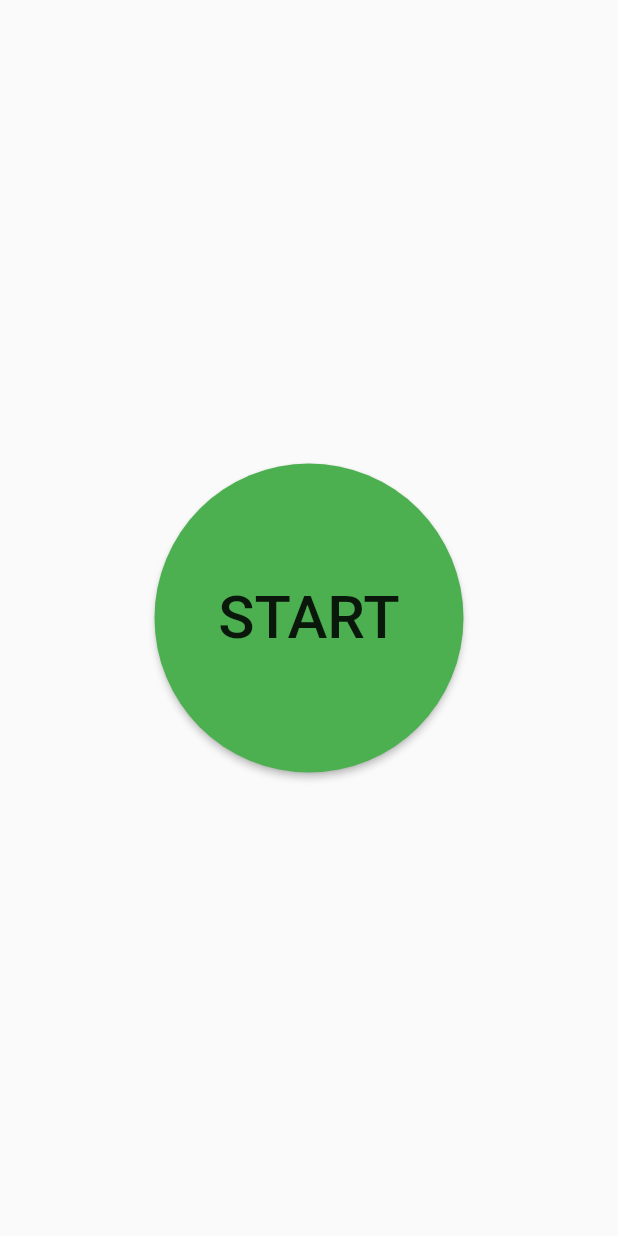
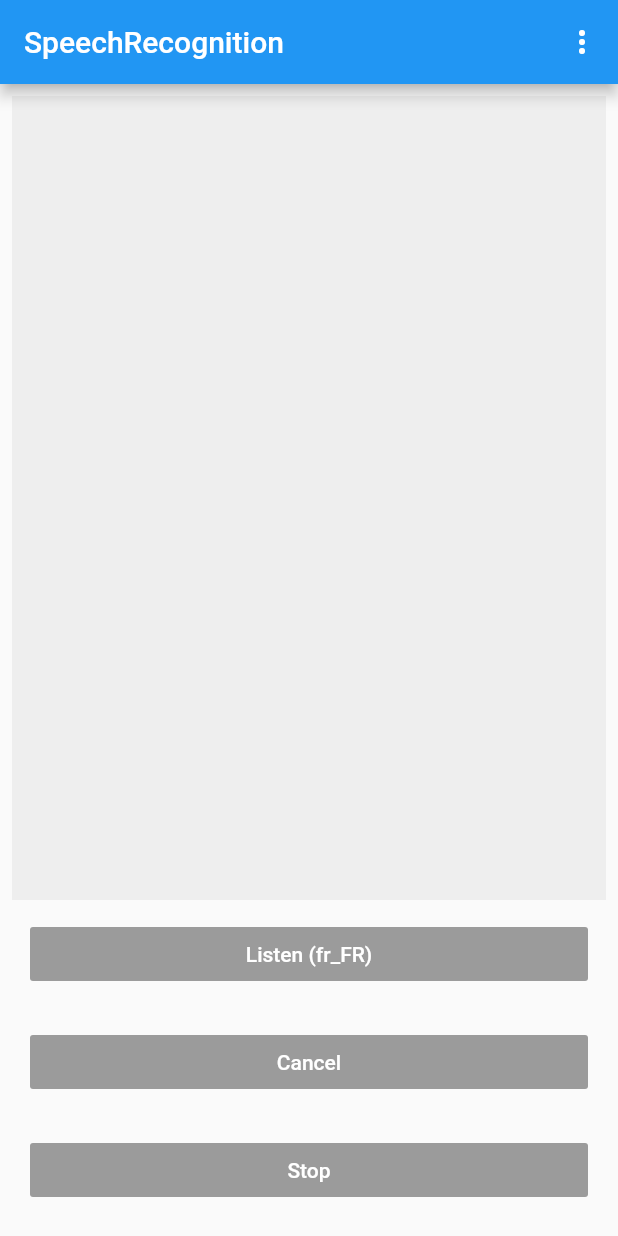
Before and after one commit to KatazzaHack/owl, a Flutter app: the screen it shows after launch, on a phone screen of 412 x 824 dp. Run offline on Flutter 3.47's test engine with Material 2 defaults, Android fonts, the phone set to English and light mode, and no system bars; missing offline and left inert: speech_recognition.

Commit message:
add failed recognotion

```diff
--- a/lib/main.dart
+++ b/lib/main.dart
@@ -1,21 +1,155 @@
 import 'package:flutter/material.dart';
-import 'StartPage.dart';
+import 'package:speech_recognition/speech_recognition.dart';
 
-void main() async {
-  runApp(OWLApp());
+void main() {
+  runApp(new MyApp());
 }
 
-class OWLApp extends StatelessWidget {
-  // This widget is the root of your application.
+const languages = const [
+  const Language('Francais', 'fr_FR'),
+  const Language('English', 'en_US'),
+  const Language('Pусский', 'ru_RU'),
+  const Language('Italiano', 'it_IT'),
+  const Language('Español', 'es_ES'),
+];
+
+class Language {
+  final String name;
+  final String code;
+
+  const Language(this.name, this.code);
+}
+
+class MyApp extends StatefulWidget {
+  @override
+  _MyAppState createState() => new _MyAppState();
+}
+
+class _MyAppState extends State<MyApp> {
+  SpeechRecognition _speech;
+
+  bool _speechRecognitionAvailable = false;
+  bool _isListening = false;
+
+  String transcription = '';
+
+  //String _currentLocale = 'en_US';
+  Language selectedLang = languages.first;
+
+  @override
+  initState() {
+    super.initState();
+    activateSpeechRecognizer();
+  }
+
+  // Platform messages are asynchronous, so we initialize in an async method.
+  void activateSpeechRecognizer() {
+    print('_MyAppState.activateSpeechRecognizer... ');
+    _speech = new SpeechRecognition();
+    _speech.setAvailabilityHandler(onSpeechAvailability);
+    _speech.setCurrentLocaleHandler(onCurrentLocale);
+    _speech.setRecognitionStartedHandler(onRecognitionStarted);
+    _speech.setRecognitionResultHandler(onRecognitionResult);
+    _speech.setRecognitionCompleteHandler(onRecognitionComplete);
+    // _speech.setErrorHandler();
+    _speech
+        .activate()
+        .then((res) => setState(() => _speechRecognitionAvailable = res));
+  }
+
   @override
   Widget build(BuildContext context) {
-    return MaterialApp(
-      title: 'Owl Application',
-      theme: ThemeData(
-        primarySwatch: Colors.blue,
-        visualDensity: VisualDensity.adaptivePlatformDensity,
+    return new MaterialApp(
+      home: new Scaffold(
+        appBar: new AppBar(
+          title: new Text('SpeechRecognition'),
+          actions: [
+            new PopupMenuButton<Language>(
+              onSelected: _selectLangHandler,
+              itemBuilder: (BuildContext context) => _buildLanguagesWidgets,
+            )
+          ],
+        ),
+        body: new Padding(
+            padding: new EdgeInsets.all(8.0),
+            child: new Center(
+              child: new Column(
+                mainAxisSize: MainAxisSize.min,
+                crossAxisAlignment: CrossAxisAlignment.stretch,
+                children: [
+                  new Expanded(
+                      child: new Container(
+                          padding: const EdgeInsets.all(8.0),
+                          color: Colors.grey.shade200,
+                          child: new Text(transcription))),
+                  _buildButton(
+                    onPressed: _speechRecognitionAvailable && !_isListening
+                        ? () => start()
+                        : null,
+                    label: _isListening
+                        ? 'Listening...'
+                        : 'Listen (${selectedLang.code})',
+                  ),
+                  _buildButton(
+                    onPressed: _isListening ? () => cancel() : null,
+                    label: 'Cancel',
+                  ),
+                  _buildButton(
+                    onPressed: _isListening ? () => stop() : null,
+                    label: 'Stop',
+                  ),
+                ],
+              ),
+            )),
       ),
-      home: StartPage(),
     );
   }
+
+  List<CheckedPopupMenuItem<Language>> get _buildLanguagesWidgets => languages
+      .map((l) => new CheckedPopupMenuItem<Language>(
+    value: l,
+    checked: selectedLang == l,
+    child: new Text(l.name),
+  ))
+      .toList();
+
+  void _selectLangHandler(Language lang) {
+    setState(() => selectedLang = lang);
+  }
+
+  Widget _buildButton({String label, VoidCallback onPressed}) => new Padding(
+      padding: new EdgeInsets.all(12.0),
+      child: new RaisedButton(
+        color: Colors.cyan.shade600,
+        onPressed: onPressed,
+        child: new Text(
+          label,
+          style: const TextStyle(color: Colors.white),
+        ),
+      ));
+
+  void start() => _speech
+      .listen(locale: selectedLang.code)
+      .then((result) => print('_MyAppState.start => result ${result}'));
+
+  void cancel() =>
+      _speech.cancel().then((result) => setState(() => _isListening = result));
+
+  void stop() =>
+      _speech.stop().then((result) => setState(() => _isListening = result));
+
+  void onSpeechAvailability(bool result) =>
+      setState(() => _speechRecognitionAvailable = result);
+
+  void onCurrentLocale(String locale) {
+    print('_MyAppState.onCurrentLocale... $locale');
+    setState(
+            () => selectedLang = languages.firstWhere((l) => l.code == locale));
+  }
+
+  void onRecognitionStarted() => setState(() => _isListening = true);
+
+  void onRecognitionResult(String text) => setState(() => transcription = text);
+
+  void onRecognitionComplete() => setState(() => _isListening = false);
 }
```
Also changed, not shown: 2 other files.
